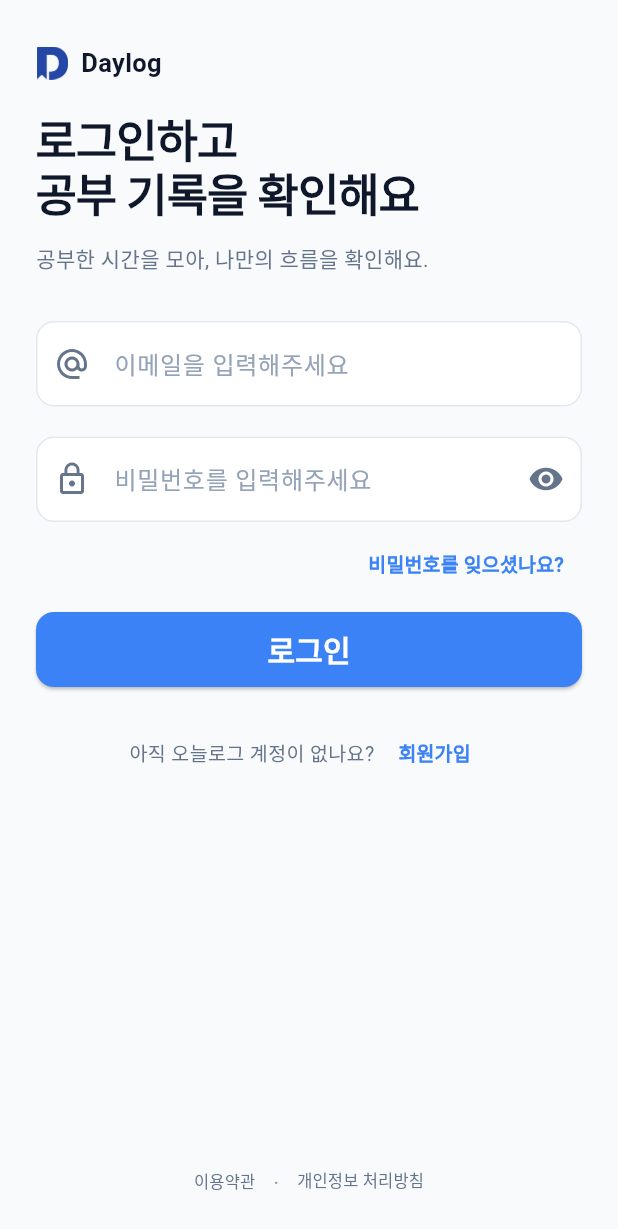
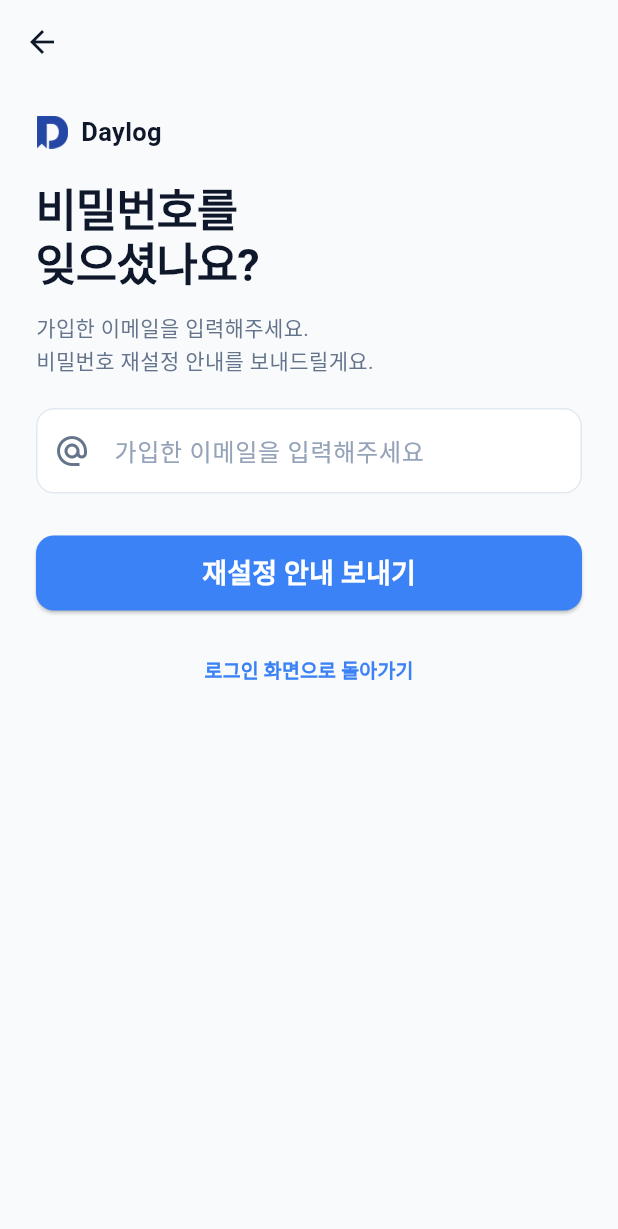
Before and after one commit to sky688372-wq/day_log, a Flutter app: the screen it shows after launch, after a tap on "비밀번호를 잊으셨나요?", on a phone screen of 412 x 824 dp. Shown: the top 1229 px of the screen. Run offline on Flutter 3.47's test engine with Material 3 defaults, Android fonts, the phone set to English and light mode, and no system bars.

Commit message:
비밀번호 찾기 화면 UI 완성 및 로그인 화면과 연결

```diff
--- /dev/null
+++ b/lib/screens/auth/forgot_password_screen.dart
@@ -0,0 +1,181 @@
+import 'package:day_log/core/theme/app_color.dart';
+import 'package:flutter/material.dart';
+
+class ForgotPasswordScreen extends StatefulWidget {
+  const ForgotPasswordScreen({super.key});
+
+  @override
+  State<ForgotPasswordScreen> createState() => _ForgotPasswordScreenState();
+}
+
+class _ForgotPasswordScreenState extends State<ForgotPasswordScreen> {
+  final TextEditingController _emailCtrl = TextEditingController(); //이메일 컨트롤러
+
+  @override
+  void dispose() {
+    _emailCtrl.dispose();
+    super.dispose();
+  }
+
+  @override
+  Widget build(BuildContext context) {
+    return Scaffold(
+      backgroundColor: AppColor.background,
+      appBar: AppBar(
+        backgroundColor: AppColor.background,
+        foregroundColor: AppColor.textPrimary,
+        surfaceTintColor: AppColor.background,
+        elevation: 0,
+      ),
+      body: SafeArea(
+        child: SingleChildScrollView(
+          child: Padding(
+            padding: const EdgeInsets.symmetric(horizontal: 24, vertical: 20),
+            child: Column(
+              crossAxisAlignment: CrossAxisAlignment.start,
+              children: [
+                // 1. 상단 앱 아이콘과 이름
+                Row(
+                  children: [
+                    Image.asset(
+                      'assets/images/app_icon.png',
+                      width: 22,
+                      height: 22,
+                      fit: BoxFit.contain,
+                    ),
+                    const SizedBox(width: 8),
+                    const Text(
+                      'Daylog',
+                      style: TextStyle(
+                        fontSize: 17,
+                        fontWeight: FontWeight.w700,
+                        color: AppColor.textPrimary,
+                      ),
+                    ),
+                  ],
+                ),
+
+                const SizedBox(height: 20),
+
+                // 2. 비밀번호 찾기 타이틀
+                const Text(
+                  '비밀번호를\n잊으셨나요?',
+                  style: TextStyle(
+                    fontSize: 30,
+                    height: 1.2,
+                    fontWeight: FontWeight.w700,
+                    color: AppColor.textPrimary,
+                    letterSpacing: -0.7,
+                  ),
+                ),
+
+                const SizedBox(height: 14),
+
+                // 3. 비밀번호 재설정 안내 문구
+                const Text(
+                  '가입한 이메일을 입력해주세요.\n비밀번호 재설정 안내를 보내드릴게요.',
+                  style: TextStyle(
+                    fontSize: 14,
+                    height: 1.5,
+                    fontWeight: FontWeight.w400,
+                    color: AppColor.textSecondary,
+                  ),
+                ),
+
+                const SizedBox(height: 20),
+
+                // 4. 이메일 입력 텍스트 필드
+                // todo 나중에 백엔드 호출 최소화를 위해서 유효성 검사 해야함
+                TextField(
+                  controller: _emailCtrl,
+                  keyboardType: TextInputType.emailAddress,
+                  cursorColor: AppColor.primary,
+                  style: const TextStyle(color: AppColor.textPrimary),
+                  decoration: InputDecoration(
+                    hintText: '가입한 이메일을 입력해주세요',
+                    hintStyle: const TextStyle(color: AppColor.textHint),
+                    filled: true,
+                    fillColor: AppColor.surfaceCard,
+                    prefixIcon: const Icon(
+                      Icons.alternate_email,
+                      color: AppColor.textSecondary,
+                    ),
+                    border: OutlineInputBorder(
+                      borderRadius: BorderRadius.circular(12),
+                      borderSide: const BorderSide(color: AppColor.outline),
+                    ),
+                    enabledBorder: OutlineInputBorder(
+                      borderRadius: BorderRadius.circular(12),
+                      borderSide: const BorderSide(color: AppColor.outline),
+                    ),
+                    focusedBorder: OutlineInputBorder(
+                      borderRadius: BorderRadius.circular(12),
+                      borderSide: const BorderSide(
+                        color: AppColor.primary,
+                        width: 2.0,
+                      ),
+                    ),
+                  ),
+                ),
+
+                const SizedBox(height: 28),
+
+                // 5. 비밀번호 재설정 안내 보내기 버튼
+                ElevatedButton(
+                  style: ElevatedButton.styleFrom(
+                    backgroundColor: AppColor.primary,
+                    foregroundColor: AppColor.onPrimary,
+                    minimumSize: const Size(double.infinity, 50),
+                    shape: RoundedRectangleBorder(
+                      borderRadius: BorderRadius.circular(12),
+                    ),
+                  ),
+                  onPressed: () {
+                    // todo 이메일을 입력했는지 확인 하기
+                    // todo 이메일 유효성 검사 하기
+                    // todo API로 비밀번호 재설정 메일 요청 하기
+                    // todo 요청 중에는 버튼 중복 클릭 막기
+                    // todo 요청 성공하면 안내 문구 보여주기
+                    // todo 요청 실패하면 오류 문구 보여주기
+
+                    // todo 이건 백엔드의 여견에 따라서 다를 수 있음
+                  },
+                  child: const Text(
+                    '재설정 안내 보내기',
+                    style: TextStyle(
+                      fontSize: 18,
+                      fontWeight: FontWeight.bold,
+                      color: AppColor.onPrimary,
+                    ),
+                  ),
+                ),
+
+                const SizedBox(height: 16),
+
+                // 6. 로그인 화면으로 돌아가기
+                Center(
+                  child: TextButton(
+                    style: TextButton.styleFrom(
+                      foregroundColor: AppColor.primary,
+                    ),
+                    onPressed: () {
+                      //이전 로그인 화면으로 이동
+                      Navigator.pop(context);
+                    },
+                    child: const Text(
+                      '로그인 화면으로 돌아가기',
+                      style: TextStyle(
+                        fontSize: 13,
+                        fontWeight: FontWeight.bold,
+                      ),
+                    ),
+                  ),
+                ),
+              ],
+            ),
+          ),
+        ),
+      ),
+    );
+  }
+}
--- a/lib/screens/auth/login_screen.dart
+++ b/lib/screens/auth/login_screen.dart
@@ -1,5 +1,6 @@
 import 'package:day_log/core/theme/app_color.dart';
 import 'package:day_log/screens/auth/Sign_up_screen.dart';
+import 'package:day_log/screens/auth/forgot_password_screen.dart';
 import 'package:flutter/material.dart';
 
 class LoginScreen extends StatefulWidget {
@@ -183,7 +184,12 @@ class _LoginScreenState extends State<LoginScreen> {
                       foregroundColor: AppColor.primary,
                     ),
                     onPressed: () {
-                      //todo 비밀번호 찾기 페이지 만들면 이동 로직 추가하기
+                      Navigator.push(
+                        context,
+                        MaterialPageRoute(
+                          builder: (context) => ForgotPasswordScreen(),
+                        ),
+                      );
                     },
                     child: const Text(
                       '비밀번호를 잊으셨나요?',
```
